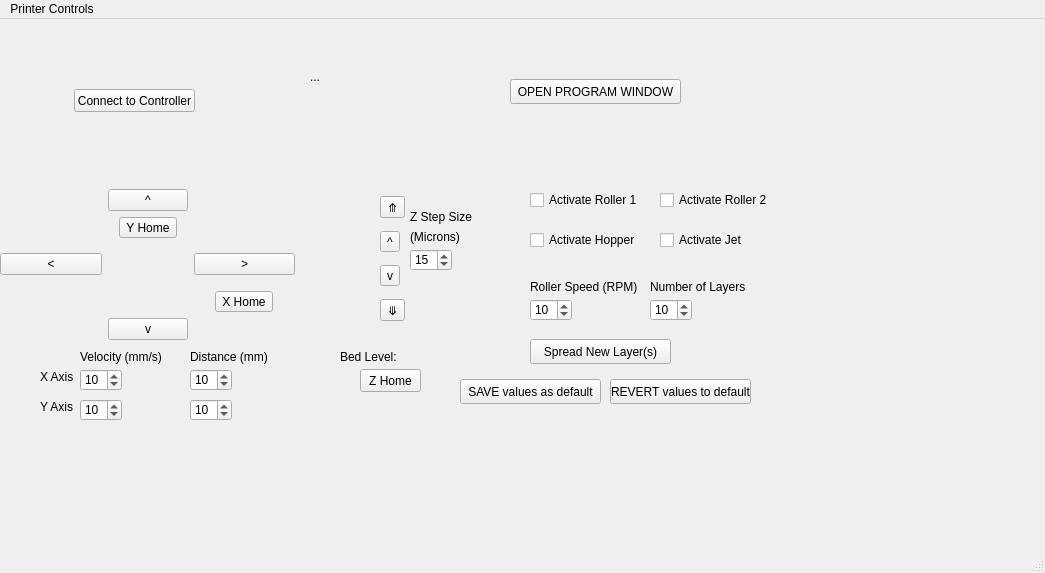
Above: mainwindow.ui from BYUCreateResearchLab/CREATE_LAB_Binder_Jet_Printer before the change. Below: the same form after it.
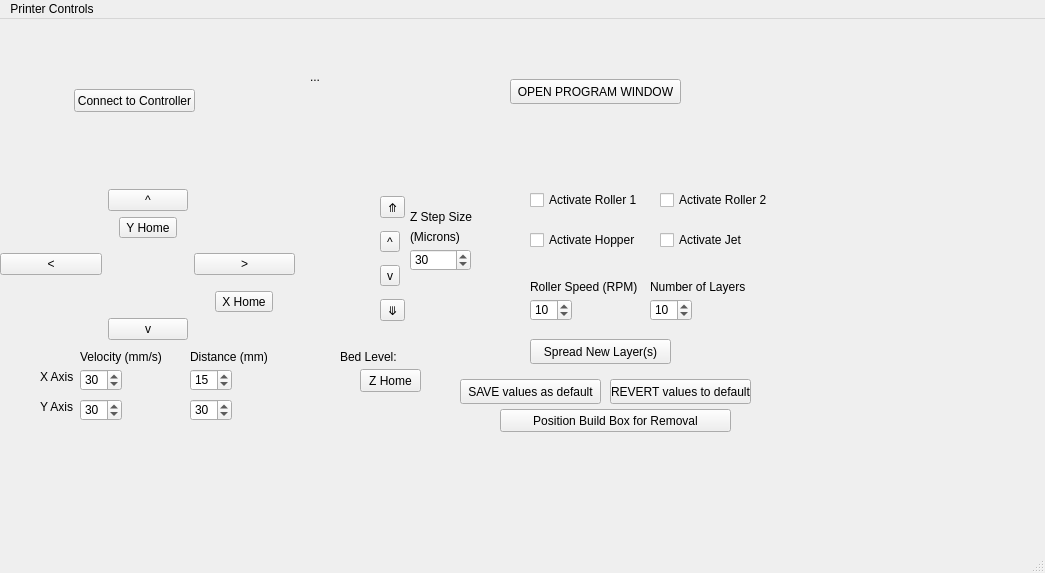
That is the form after the change.

Diff of the .ui file:
```diff
--- a/mainwindow.ui
+++ b/mainwindow.ui
@@ -165,12 +165,18 @@
      <rect>
       <x>410</x>
       <y>230</y>
-      <width>42</width>
+      <width>61</width>
       <height>22</height>
      </rect>
     </property>
+    <property name="minimum">
+     <number>1</number>
+    </property>
+    <property name="maximum">
+     <number>15000</number>
+    </property>
     <property name="value">
-     <number>15</number>
+     <number>30</number>
     </property>
    </widget>
    <widget class="QLabel" name="label">
@@ -212,7 +218,7 @@
      <number>200</number>
     </property>
     <property name="value">
-     <number>10</number>
+     <number>30</number>
     </property>
    </widget>
    <widget class="QLabel" name="VelocityLabel">
@@ -264,7 +270,7 @@
      </rect>
     </property>
     <property name="value">
-     <number>10</number>
+     <number>15</number>
     </property>
    </widget>
    <widget class="QSpinBox" name="yVelocity">
@@ -277,7 +283,7 @@
      </rect>
     </property>
     <property name="value">
-     <number>10</number>
+     <number>30</number>
     </property>
    </widget>
    <widget class="QLabel" name="Y_axis">
@@ -303,7 +309,7 @@
      </rect>
     </property>
     <property name="value">
-     <number>10</number>
+     <number>30</number>
     </property>
    </widget>
    <widget class="QLabel" name="label_3">
@@ -501,6 +507,19 @@
      <string>Activate Jet</string>
     </property>
    </widget>
+   <widget class="QPushButton" name="removeBuildBox">
+    <property name="geometry">
+     <rect>
+      <x>500</x>
+      <y>390</y>
+      <width>231</width>
+      <height>23</height>
+     </rect>
+    </property>
+    <property name="text">
+     <string>Position Build Box for Removal</string>
+    </property>
+   </widget>
   </widget>
   <widget class="QMenuBar" name="menubar">
    <property name="geometry">
```
